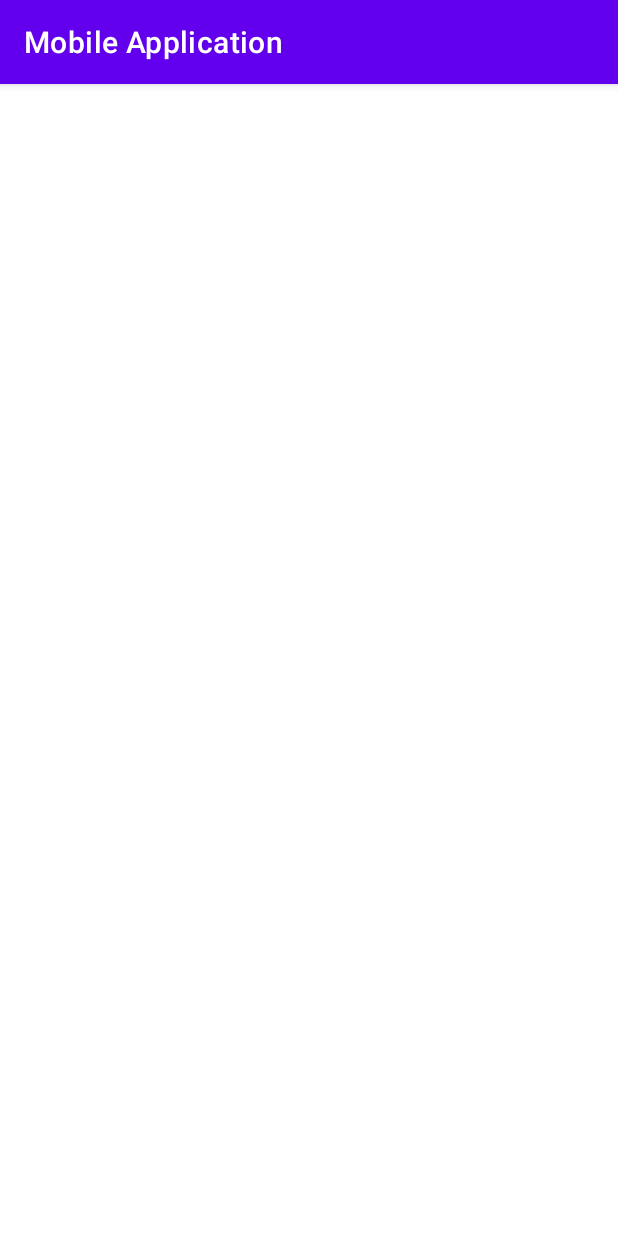
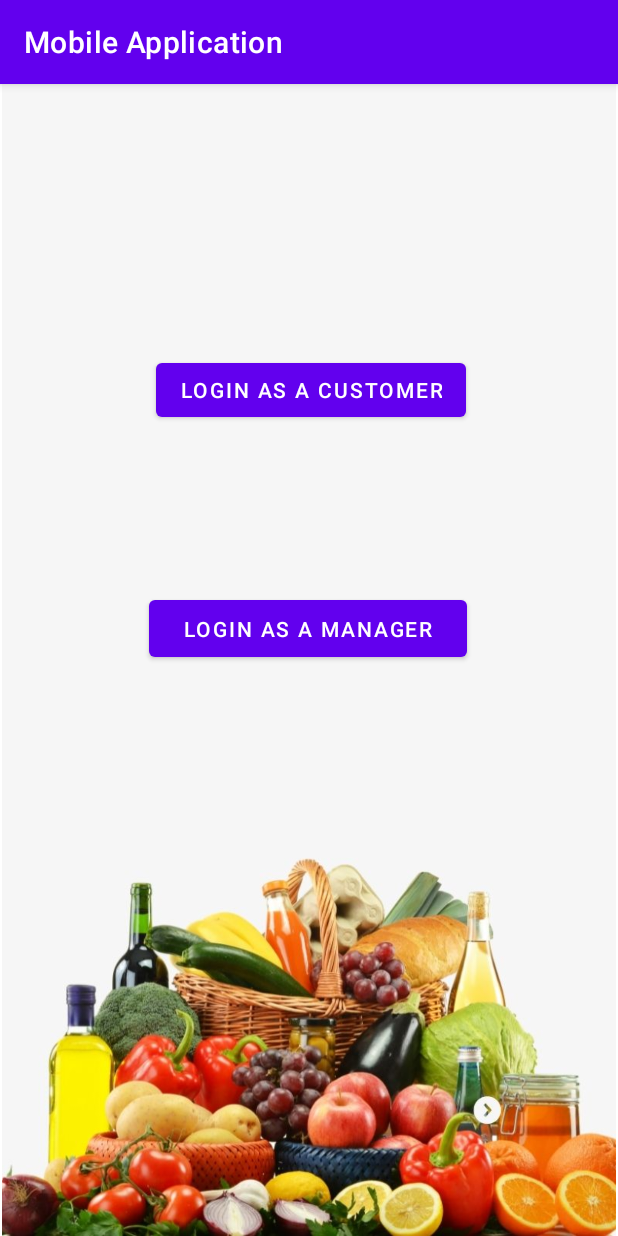
Before and after one commit to SahanPunchihewa/MAD-Project-Y2-S2, an Android app: the LoginActivity screen opened directly, with no data from a screen before it, on a phone screen of 412 x 824 dp. Run offline under Robolectric (Android 15) with nearby library versions, the phone set to English and light mode, and no system bars.

Commit message:
login page

```diff
--- a/app/src/main/res/layout/activity_login.xml
+++ b/app/src/main/res/layout/activity_login.xml
@@ -6,4 +6,40 @@
     android:layout_height="match_parent"
     tools:context=".LoginActivity">
 
+    <ImageView
+        android:id="@+id/imageView2"
+        android:layout_width="wrap_content"
+        android:layout_height="wrap_content"
+        app:layout_constraintBottom_toBottomOf="parent"
+        app:layout_constraintEnd_toEndOf="parent"
+        app:layout_constraintHorizontal_bias="1.0"
+        app:layout_constraintStart_toStartOf="parent"
+        app:layout_constraintTop_toTopOf="parent"
+        app:layout_constraintVertical_bias="0.0"
+        app:srcCompat="@drawable/et" />
+
+    <Button
+        android:id="@+id/button"
+        android:layout_width="wrap_content"
+        android:layout_height="wrap_content"
+        android:text="Login As a Customer"
+        app:layout_constraintBottom_toBottomOf="parent"
+        app:layout_constraintEnd_toEndOf="parent"
+        app:layout_constraintHorizontal_bias="0.507"
+        app:layout_constraintStart_toStartOf="parent"
+        app:layout_constraintTop_toTopOf="parent"
+        app:layout_constraintVertical_bias="0.25" />
+
+    <Button
+        android:id="@+id/button2"
+        android:layout_width="212dp"
+        android:layout_height="50dp"
+        android:layout_marginTop="92dp"
+        android:text="Login As a Manager"
+        app:layout_constraintBottom_toBottomOf="parent"
+        app:layout_constraintEnd_toEndOf="parent"
+        app:layout_constraintHorizontal_bias="0.497"
+        app:layout_constraintStart_toStartOf="parent"
+        app:layout_constraintTop_toBottomOf="@+id/button"
+        app:layout_constraintVertical_bias="0.045" />
 </androidx.constraintlayout.widget.ConstraintLayout>
```
